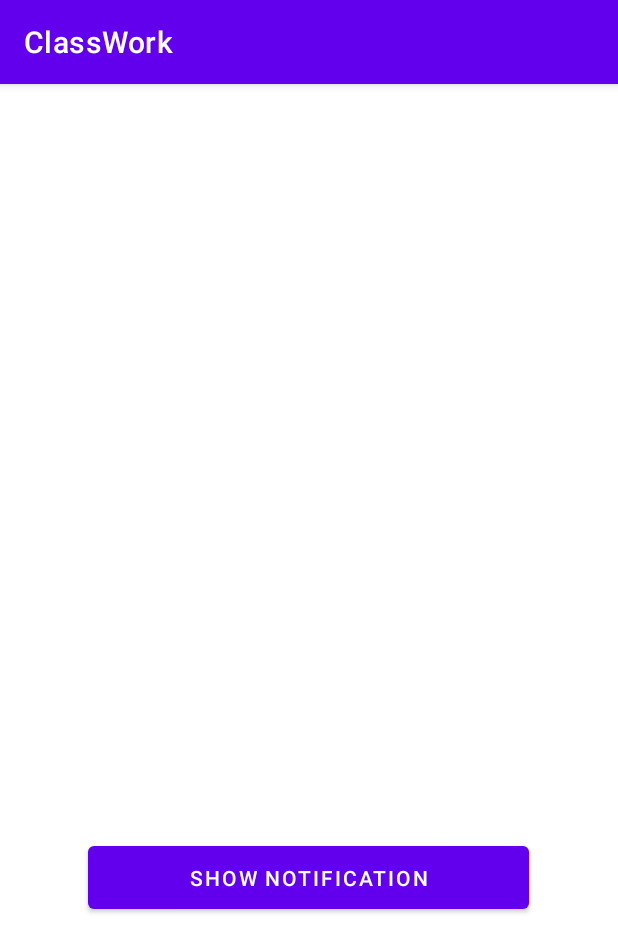
After one commit to manash33pratim/android_development_II, an Android app: the MyNotifictionView screen opened directly, with no data from a screen before it, on a phone screen of 412 x 824 dp. The commit adds this screen. Shown: the top 952 px of the screen. Run offline under Robolectric (Android 15) with nearby library versions, the phone set to English and light mode, and no system bars; 1 statement that could not run was skipped.

Commit message:
notificationView

```diff
--- /dev/null
+++ b/app/src/main/java/com/manash/classwork/MyNotifictionView.kt
@@ -0,0 +1,24 @@
+package com.manash.classwork
+import android.annotation.SuppressLint
+import android.app.NotificationManager
+import android.content.Context
+import androidx.appcompat.app.AppCompatActivity
+import android.os.Bundle
+import android.widget.TextView
+import com.manash.classwork.NotificationManagerExample
+
+class MyNotifictionView : AppCompatActivity() {
+    lateinit var notificationManager:NotificationManager
+    @SuppressLint("MissingInflatedId")
+    override fun onCreate(savedInstanceState: Bundle?) {
+        super.onCreate(savedInstanceState)
+        setContentView(R.layout.activity_notification_manager_example)
+        var txtView = findViewById<TextView>(R.id.tv)
+        var inp = NotificationManagerExample()
+        txtView.text="Your Notification"
+        notificationManager = getSystemService(Context.NOTIFICATION_SERVICE)
+                as NotificationManager
+        notificationManager.cancel(inp.notificationId)
+
+    }
+}
--- /dev/null
+++ b/app/src/main/res/drawable/check.xml
@@ -0,0 +1,5 @@
+<vector android:height="24dp" android:tint="#0FE500"
+    android:viewportHeight="24" android:viewportWidth="24"
+    android:width="24dp" xmlns:android="http://schemas.android.com/apk/res/android">
+    <path android:fillColor="@android:color/white" android:pathData="M9,16.17L4.83,12l-1.42,1.41L9,19 21,7l-1.41,-1.41z"/>
+</vector>
--- /dev/null
+++ b/app/src/main/res/drawable/ic_baseline_announcement.xml
@@ -0,0 +1,5 @@
+<vector android:height="24dp" android:tint="#006BE5"
+    android:viewportHeight="24" android:viewportWidth="24"
+    android:width="24dp" xmlns:android="http://schemas.android.com/apk/res/android">
+    <path android:fillColor="@android:color/white" android:pathData="M20,2L4,2c-1.1,0 -1.99,0.9 -1.99,2L2,22l4,-4h14c1.1,0 2,-0.9 2,-2L22,4c0,-1.1 -0.9,-2 -2,-2zM13,11h-2L11,5h2v6zM13,15h-2v-2h2v2z"/>
+</vector>
--- /dev/null
+++ b/app/src/main/res/drawable/ic_baseline_pan_tool_24.xml
@@ -0,0 +1,5 @@
+<vector android:height="24dp" android:tint="#F6BA6C"
+    android:viewportHeight="24" android:viewportWidth="24"
+    android:width="24dp" xmlns:android="http://schemas.android.com/apk/res/android">
+    <path android:fillColor="@android:color/white" android:pathData="M23,5.5V20c0,2.2 -1.8,4 -4,4h-7.3c-1.08,0 -2.1,-0.43 -2.85,-1.19L1,14.83c0,0 1.26,-1.23 1.3,-1.25c0.22,-0.19 0.49,-0.29 0.79,-0.29c0.22,0 0.42,0.06 0.6,0.16C3.73,13.46 8,15.91 8,15.91V4c0,-0.83 0.67,-1.5 1.5,-1.5S11,3.17 11,4v7h1V1.5C12,0.67 12.67,0 13.5,0S15,0.67 15,1.5V11h1V2.5C16,1.67 16.67,1 17.5,1S19,1.67 19,2.5V11h1V5.5C20,4.67 20.67,4 21.5,4S23,4.67 23,5.5z"/>
+</vector>
--- /dev/null
+++ b/app/src/main/res/drawable/ic_bell.xml
@@ -0,0 +1,5 @@
+<vector android:height="24dp" android:tint="#FF3030"
+    android:viewportHeight="24" android:viewportWidth="24"
+    android:width="24dp" xmlns:android="http://schemas.android.com/apk/res/android">
+    <path android:fillColor="@android:color/white" android:pathData="M18,16v-5c0,-3.07 -1.64,-5.64 -4.5,-6.32L13.5,4c0,-0.83 -0.68,-1.5 -1.51,-1.5S10.5,3.17 10.5,4v0.68C7.63,5.36 6,7.92 6,11v5l-1.3,1.29c-0.63,0.63 -0.19,1.71 0.7,1.71h13.17c0.89,0 1.34,-1.08 0.71,-1.71L18,16zM11.99,22c1.1,0 2,-0.9 2,-2h-4c0,1.1 0.89,2 2,2zM6.77,4.73c0.42,-0.38 0.43,-1.03 0.03,-1.43 -0.38,-0.38 -1,-0.39 -1.39,-0.02C3.7,4.84 2.52,6.96 2.14,9.34c-0.09,0.61 0.38,1.16 1,1.16 0.48,0 0.9,-0.35 0.98,-0.83 0.3,-1.94 1.26,-3.67 2.65,-4.94zM18.6,3.28c-0.4,-0.37 -1.02,-0.36 -1.4,0.02 -0.4,0.4 -0.38,1.04 0.03,1.42 1.38,1.27 2.35,3 2.65,4.94 0.07,0.48 0.49,0.83 0.98,0.83 0.61,0 1.09,-0.55 0.99,-1.16 -0.38,-2.37 -1.55,-4.48 -3.25,-6.05z"/>
+</vector>
--- /dev/null
+++ b/app/src/main/res/drawable/logo_toolbar.xml
@@ -0,0 +1,5 @@
+<vector android:height="24dp" android:tint="#F6BA6C"
+    android:viewportHeight="24" android:viewportWidth="24"
+    android:width="24dp" xmlns:android="http://schemas.android.com/apk/res/android">
+    <path android:fillColor="@android:color/white" android:pathData="M23,5.5V20c0,2.2 -1.8,4 -4,4h-7.3c-1.08,0 -2.1,-0.43 -2.85,-1.19L1,14.83c0,0 1.26,-1.23 1.3,-1.25c0.22,-0.19 0.49,-0.29 0.79,-0.29c0.22,0 0.42,0.06 0.6,0.16C3.73,13.46 8,15.91 8,15.91V4c0,-0.83 0.67,-1.5 1.5,-1.5S11,3.17 11,4v7h1V1.5C12,0.67 12.67,0 13.5,0S15,0.67 15,1.5V11h1V2.5C16,1.67 16.67,1 17.5,1S19,1.67 19,2.5V11h1V5.5C20,4.67 20.67,4 21.5,4S23,4.67 23,5.5z"/>
+</vector>
--- a/app/src/main/res/layout/notification_view2.xml
+++ b/app/src/main/res/layout/activity_notification_manager_example.xml
@@ -4,15 +4,17 @@
     xmlns:tools="http://schemas.android.com/tools"
     android:layout_width="match_parent"
     android:layout_height="match_parent"
-    tools:context=".NotificationView2">
+    tools:context=".NotificationManagerExample">
 
-    <TextView
-        android:id="@+id/textView7"
-        android:layout_width="wrap_content"
-        android:layout_height="wrap_content"
-        android:text="TextView"
+    <Button
+        android:id="@+id/btnNotify"
+        android:layout_width="294dp"
+        android:layout_height="54dp"
+        android:text="Show Notification"
         app:layout_constraintBottom_toBottomOf="parent"
         app:layout_constraintEnd_toEndOf="parent"
+        app:layout_constraintHorizontal_bias="0.497"
         app:layout_constraintStart_toStartOf="parent"
-        app:layout_constraintTop_toTopOf="parent" />
+        app:layout_constraintTop_toTopOf="parent"
+        app:layout_constraintVertical_bias="0.703" />
 </androidx.constraintlayout.widget.ConstraintLayout>
```
Also changed, not shown: app/src/main/AndroidManifest.xml (+12 -7 lines), app/src/main/java/com/manash/classwork/MyNotificationActivity.kt (added, +75 -0 lines), app/src/main/java/com/manash/classwork/NotificationManagerExample.kt (added, +117 -0 lines), app/src/main/java/com/manash/classwork/NotificationView1.kt (deleted, +0 -71 lines), app/src/main/java/com/manash/classwork/NotificationView2.kt (deleted, +0 -11 lines), app/src/main/java/com/manash/classwork/NotificationViewExample.kt (added, +26 -0 lines), app/src/main/java/com/manash/classwork/ToolBarExample.kt (deleted, +0 -43 lines), app/src/main/res/layout/activity_notification_view_example.xml (renamed from app/src/main/res/layout/notification_view.xml, +10 -10 lines), app/src/main/res/layout/activity_splash_screen_example.xml (added, +25 -0 lines), app/src/main/res/layout/activity_splash_screen_example_main.xml (added, +12 -0 lines), app/src/main/res/layout/activity_tool_bar_example.xml (deleted, +0 -15 lines), 1 other file.
